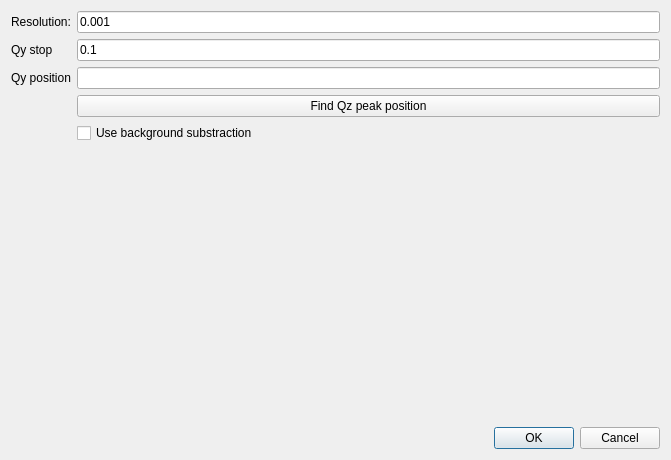
Above: fwhmscan_window.ui from sstendahl/GIScan before the change. Below: the same form after it.
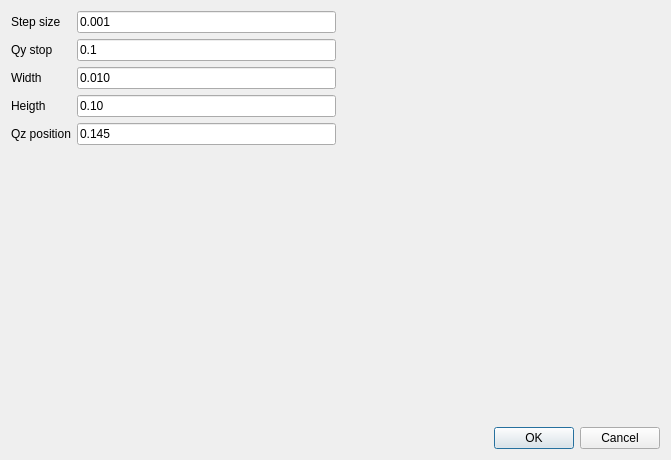
That is the form after the change.

What changed in the file:
```diff
--- a/fwhmscan_window.ui
+++ b/fwhmscan_window.ui
@@ -25,37 +25,9 @@
     </widget>
    </item>
    <item row="0" column="1">
-    <layout class="QHBoxLayout" name="horizontalLayout">
+    <layout class="QHBoxLayout" name="horizontalLayout" stretch="10,10">
      <item>
       <layout class="QGridLayout" name="gridLayout_3">
-       <item row="0" column="1">
-        <widget class="QLineEdit" name="lineEdit">
-         <property name="text">
-          <string>0.001</string>
-         </property>
-        </widget>
-       </item>
-       <item row="1" column="1">
-        <widget class="QLineEdit" name="lineEdit_2">
-         <property name="text">
-          <string>0.1</string>
-         </property>
-        </widget>
-       </item>
-       <item row="2" column="0">
-        <widget class="QLabel" name="label_3">
-         <property name="text">
-          <string>Qy position</string>
-         </property>
-        </widget>
-       </item>
-       <item row="0" column="0">
-        <widget class="QLabel" name="label">
-         <property name="text">
-          <string>Resolution:</string>
-         </property>
-        </widget>
-       </item>
        <item row="1" column="0">
         <widget class="QLabel" name="label_2">
          <property name="text">
@@ -63,26 +35,58 @@
          </property>
         </widget>
        </item>
-       <item row="2" column="1">
-        <widget class="QLineEdit" name="lineEdit_3"/>
+       <item row="0" column="0">
+        <widget class="QLabel" name="label">
+         <property name="text">
+          <string>Step size</string>
+         </property>
+        </widget>
        </item>
-       <item row="3" column="1">
+       <item row="4" column="2">
+        <widget class="QLineEdit" name="qz_pos_entry">
+         <property name="text">
+          <string>0.145</string>
+         </property>
+        </widget>
+       </item>
+       <item row="1" column="2">
+        <widget class="QLineEdit" name="qy_stop_entry">
+         <property name="text">
+          <string>0.1</string>
+         </property>
+        </widget>
+       </item>
+       <item row="4" column="0">
+        <widget class="QLabel" name="label_3">
+         <property name="text">
+          <string>Qz position</string>
+         </property>
+        </widget>
+       </item>
+       <item row="0" column="2">
+        <widget class="QLineEdit" name="step_size_entry">
+         <property name="text">
+          <string>0.001</string>
+         </property>
+        </widget>
+       </item>
+       <item row="2" column="2">
+        <widget class="QLineEdit" name="width_entry">
+         <property name="text">
+          <string>0.010</string>
+         </property>
+        </widget>
+       </item>
+       <item row="2" column="0">
+        <widget class="QLabel" name="label_4">
+         <property name="text">
+          <string>Width</string>
+         </property>
+        </widget>
+       </item>
+       <item row="6" column="2">
         <layout class="QGridLayout" name="gridLayout_4">
          <item row="1" column="0">
-          <widget class="QCheckBox" name="checkBox">
-           <property name="text">
-            <string>Use background substraction</string>
-           </property>
-          </widget>
-         </item>
-         <item row="0" column="0">
-          <widget class="QPushButton" name="pushButton">
-           <property name="text">
-            <string>Find Qz peak position</string>
-           </property>
-          </widget>
-         </item>
-         <item row="2" column="0">
           <spacer name="verticalSpacer">
            <property name="orientation">
             <enum>Qt::Vertical</enum>
@@ -97,6 +101,20 @@
          </item>
         </layout>
        </item>
+       <item row="3" column="0">
+        <widget class="QLabel" name="label_5">
+         <property name="text">
+          <string>Heigth</string>
+         </property>
+        </widget>
+       </item>
+       <item row="3" column="2">
+        <widget class="QLineEdit" name="heigth_entry">
+         <property name="text">
+          <string>0.10</string>
+         </property>
+        </widget>
+       </item>
       </layout>
      </item>
      <item>
```
Left out of the diff: 2 changed lines with no effect on the pictures.
